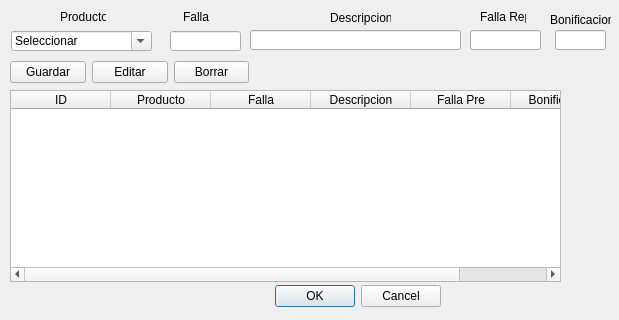
First picture: the form in dbfallaseditar.ui, repository Matias2178/Sistema_Postventa, before the edit.
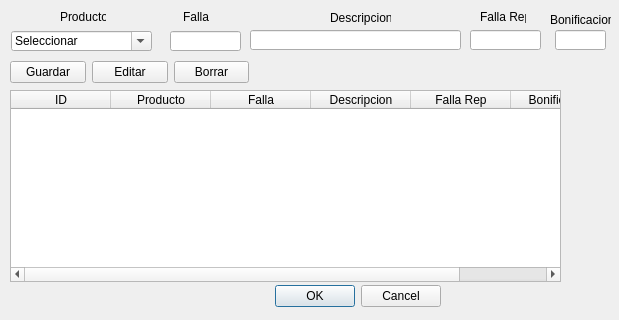
Second picture: the form after the edit.

```diff
--- a/dbfallaseditar.ui
+++ b/dbfallaseditar.ui
@@ -60,7 +60,7 @@
    </column>
    <column>
     <property name="text">
-     <string>Falla Pre</string>
+     <string>Falla Rep</string>
     </property>
    </column>
    <column>
```
